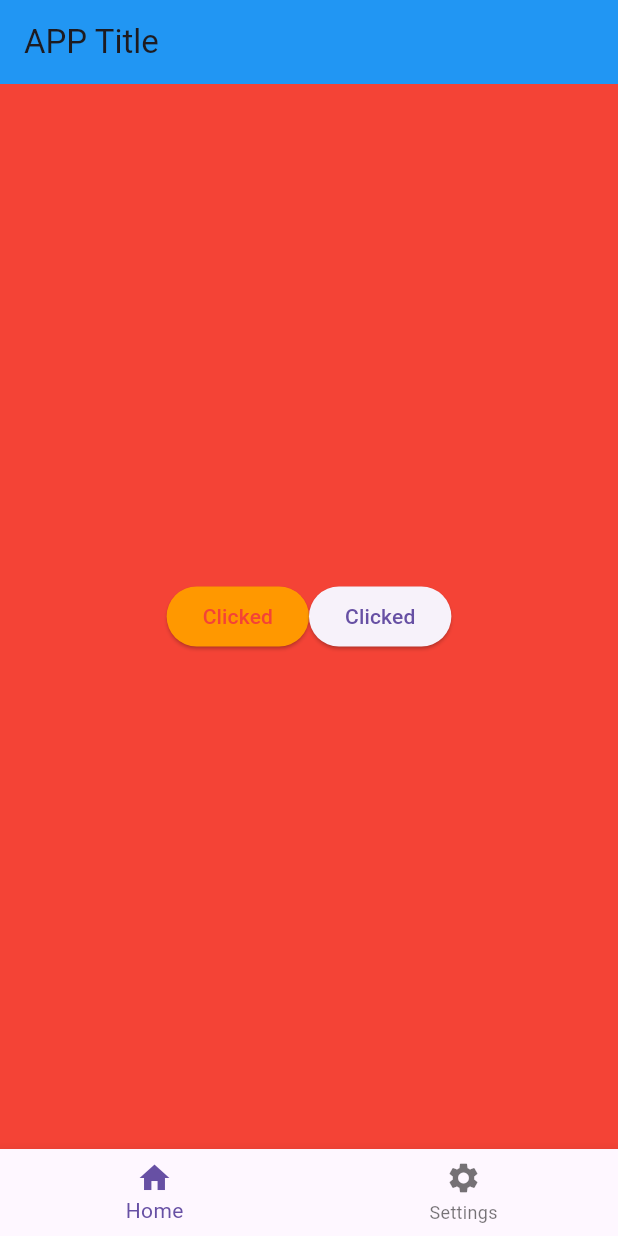
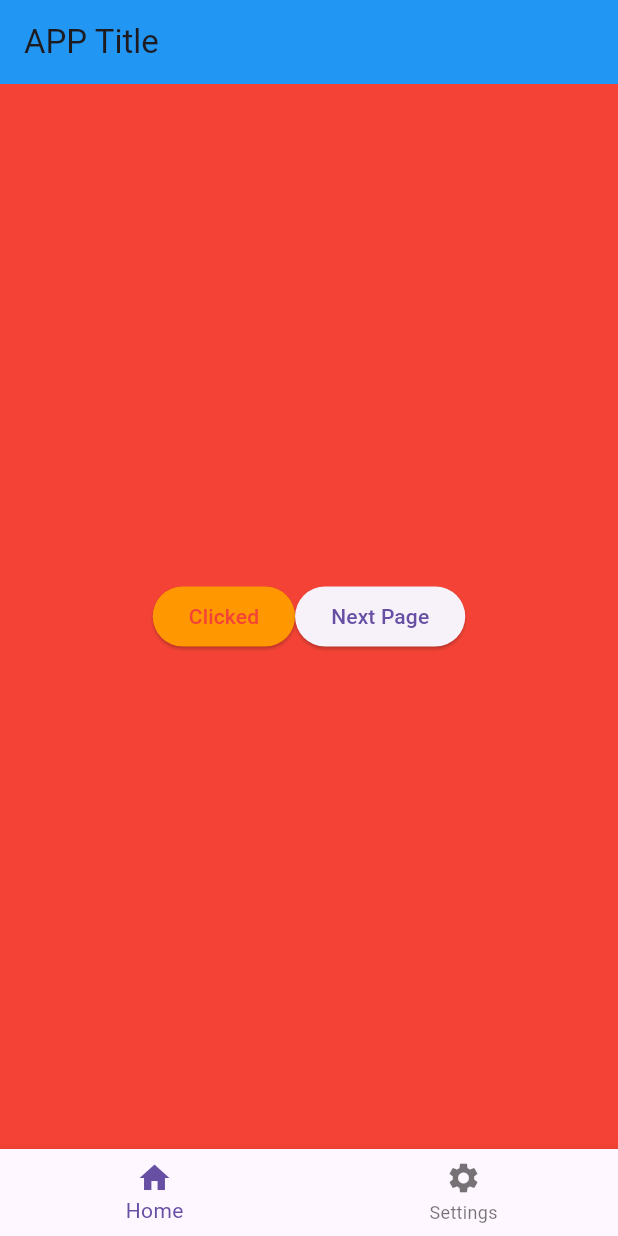
Before and after one commit to 218583-yihan/flutter_demo, a Flutter app: the screen it shows after launch, after a tap on "Click", on a phone screen of 412 x 824 dp. Run offline on Flutter 3.47's test engine with Material 3 defaults, Android fonts, the phone set to English and light mode, and no system bars.

Commit message:
till 2:37

```diff
--- a/lib/main.dart
+++ b/lib/main.dart
@@ -12,19 +12,35 @@
 }
 
 class _MyAppState extends State<MyApp> {
+  @override
+  Widget build(BuildContext context) {
+    return MaterialApp(
+      debugShowCheckedModeBanner: false,
+      home: MyAppExt(),
+    );
+  }
+}
+
+class MyAppExt extends StatefulWidget {
+  const MyAppExt({super.key});
+
+  @override
+  State<MyAppExt> createState() => _MyAppExtState();
+}
+
+class _MyAppExtState extends State<MyAppExt> {
     String buttoName = 'Click';
   int currentIndex = 0;
   @override
   Widget build(BuildContext context) {
-    return MaterialApp(
-      debugShowCheckedModeBanner: false,
-      home: Scaffold(
+    return Scaffold(
         appBar: AppBar(
           backgroundColor: Colors.blue,
           title: const Text('APP Title'),
         ),
         body: Center(
-          child: currentIndex == 0 ?Container(
+          child: currentIndex == 0
+              ? Container(
                   width: double.infinity,
                   height: double.infinity,
                   color: Colors.red,
@@ -33,7 +49,7 @@
                     crossAxisAlignment: CrossAxisAlignment.center,
                     children: [
                       ElevatedButton(
-                  style:ElevatedButton.styleFrom(
+                        style: ElevatedButton.styleFrom(
                           foregroundColor: Colors.red,
                           backgroundColor: Colors.orange,
                         ),
@@ -46,15 +62,19 @@
                       ),
                       ElevatedButton(
                         onPressed: () {
-                    setState(() {
-                      buttoName = 'Clicked';
-                    });
+                          Navigator.of(context).push(
+                            MaterialPageRoute(
+                              builder: (BuildContext context) =>
+                                  const NextPage(),
+                            ),
+                          );
                         },
-                  child: Text(buttoName),
+                        child: const Text('Next Page'),
                       ),
                     ],
                   ),
-          ) : Image.asset('images/FLAGG.jpg'),
+                )
+              : Image.asset('images/FLAGG.jpg'),
         ),
         bottomNavigationBar: BottomNavigationBar(
           items: const [
@@ -71,7 +91,17 @@
             });
           },
         ),
-      ),
       );
   }
 }
+
+
+
+class NextPage extends StatelessWidget {
+  const NextPage({super.key});
+
+  @override
+  Widget build(BuildContext context) {
+    return Scaffold(appBar: AppBar());
+  }
+}
```
Lines whose indentation alone changed are shown as unchanged.
